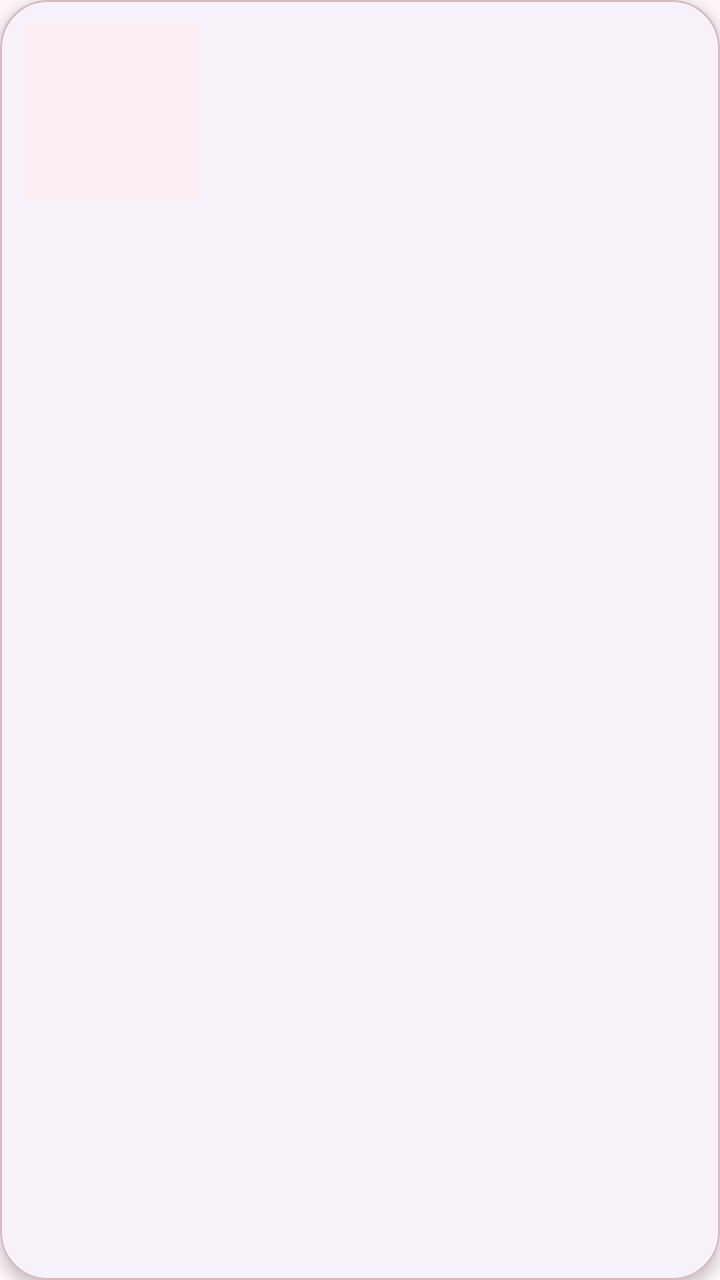
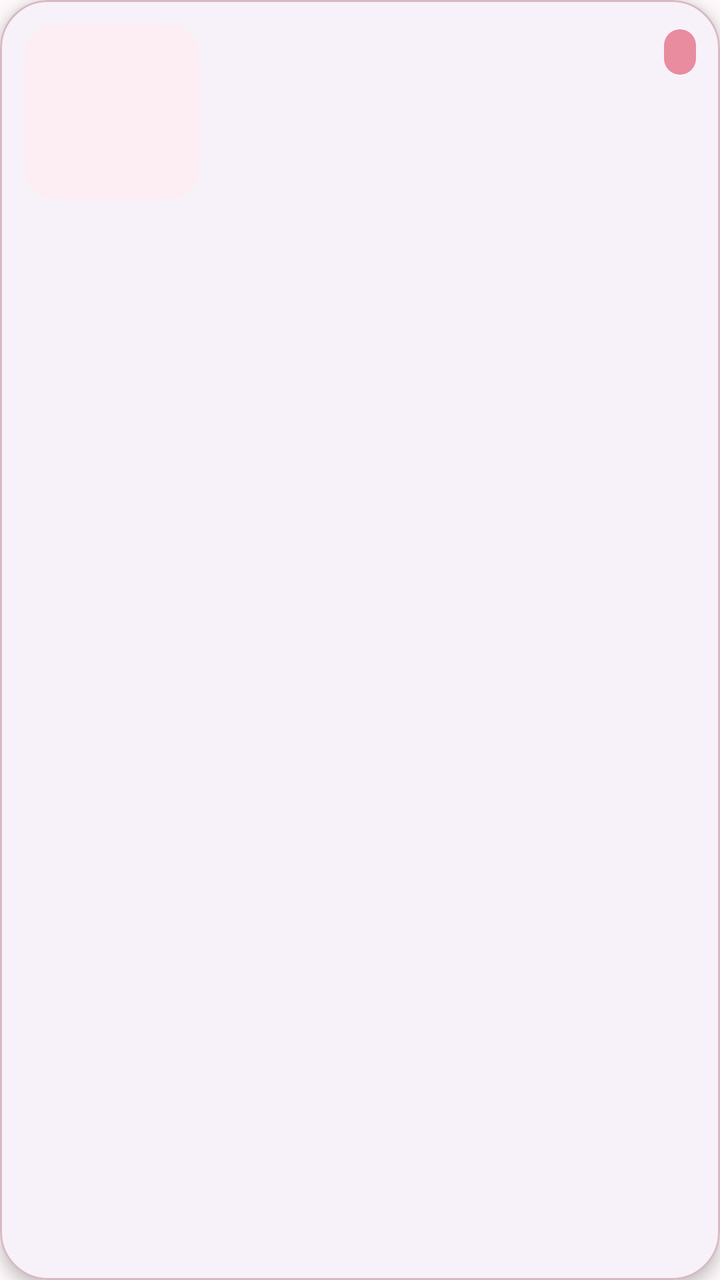

Two renders of the same Android screen: before a commit and after it. Below are the layout's source before the change and the commit's diff.
<!-- AndroidManifest.xml: application theme Theme.HearthPaw -->
<!-- res/layout/item_pet.xml -->
<?xml version="1.0" encoding="utf-8"?>
<com.google.android.material.card.MaterialCardView xmlns:android="http://schemas.android.com/apk/res/android"
    xmlns:app="http://schemas.android.com/apk/res-auto"
    android:layout_width="match_parent"
    android:layout_height="wrap_content"
    android:layout_marginHorizontal="16dp"
    android:layout_marginVertical="8dp"
    android:background="@drawable/bg_soft_card"
    app:cardCornerRadius="24dp"
    app:cardElevation="4dp"
    app:strokeWidth="1dp"
    app:strokeColor="@color/hearthpaw_outline">

    <LinearLayout
        android:layout_width="match_parent"
        android:layout_height="wrap_content"
        android:orientation="horizontal"
        android:padding="12dp">

        <ImageView
            android:id="@+id/item_pet_photo"
            android:layout_width="88dp"
            android:layout_height="88dp"
            android:layout_marginEnd="12dp"
            android:background="@color/hearthpaw_card_soft"
            android:contentDescription="@string/pet_photo_description"
            android:scaleType="centerCrop" />

        <LinearLayout
            android:layout_width="0dp"
            android:layout_height="wrap_content"
            android:layout_weight="1"
            android:orientation="vertical"
            android:paddingTop="2dp">

            <TextView
                android:id="@+id/item_pet_name"
                android:layout_width="match_parent"
                android:layout_height="wrap_content"
                android:textColor="@color/hearthpaw_on_primary_container"
                android:textSize="18sp"
                android:textStyle="bold" />

            <TextView
                android:id="@+id/item_pet_status"
                android:layout_width="match_parent"
                android:layout_height="wrap_content"
                android:layout_marginTop="4dp"
                android:textColor="@color/hearthpaw_text_soft"
                android:textStyle="bold" />

            <TextView
                android:id="@+id/item_pet_description"
                android:layout_width="match_parent"
                android:layout_height="wrap_content"
                android:layout_marginTop="8dp"
                android:ellipsize="end"
                android:maxLines="2"
                android:textColor="@color/hearthpaw_text_soft" />

        </LinearLayout>
    </LinearLayout>

</com.google.android.material.card.MaterialCardView>
<!-- resources referenced by this layout -->
<resources>
  <color name="hearthpaw_card_soft">#FFFCEEF2</color>
  <color name="hearthpaw_on_primary_container">#FF4A2430</color>
  <color name="hearthpaw_outline">#FFD8B9C1</color>
  <color name="hearthpaw_text_soft">#FF6B5963</color>
  <!-- drawable bg_soft_card (drawable) -->
  <?xml version="1.0" encoding="utf-8"?>
  <shape xmlns:android="http://schemas.android.com/apk/res/android" android:shape="rectangle">
      <solid android:color="#FFFFFFFF" />
      <corners android:radius="24dp" />
      <stroke
          android:width="1dp"
          android:color="#FFF1CDD7" />
  </shape>
  <string name="pet_photo_description">Pet photo</string>
  <style name="Theme.HearthPaw" parent="Base.Theme.HearthPaw" />
  <style name="Base.Theme.HearthPaw" parent="Theme.Material3.DayNight.NoActionBar">
          <item name="colorPrimary">@color/hearthpaw_primary</item>
          <item name="colorOnPrimary">@color/hearthpaw_on_primary</item>
          <item name="colorPrimaryContainer">@color/hearthpaw_primary_container</item>
          <item name="colorOnPrimaryContainer">@color/hearthpaw_on_primary_container</item>
          <item name="colorSecondary">@color/hearthpaw_secondary</item>
          <item name="colorOnSecondary">@color/hearthpaw_on_secondary</item>
          <item name="colorSecondaryContainer">@color/hearthpaw_secondary_container</item>
          <item name="colorOnSecondaryContainer">@color/hearthpaw_on_secondary_container</item>
          <item name="colorTertiary">@color/hearthpaw_tertiary</item>
          <item name="colorSurface">@color/hearthpaw_surface</item>
          <item name="colorSurfaceVariant">@color/hearthpaw_surface_variant</item>
          <item name="colorOutline">@color/hearthpaw_outline</item>
          <item name="android:colorBackground">@color/hearthpaw_background</item>
          <item name="android:statusBarColor">@color/hearthpaw_primary_container</item>
          <item name="android:navigationBarColor">@color/hearthpaw_background</item>
          <item name="android:windowLightStatusBar">false</item>
          <item name="materialCardViewStyle">@style/Widget.HearthPaw.Card</item>
          <item name="materialButtonStyle">@style/Widget.HearthPaw.Button</item>
      </style>
  <color name="hearthpaw_primary">#FFEA8C9F</color>
  <color name="hearthpaw_on_primary">#FFFFFFFF</color>
  <color name="hearthpaw_primary_container">#FFFFE2E8</color>
  <color name="hearthpaw_secondary">#FF7CCFB5</color>
  <color name="hearthpaw_on_secondary">#FF0F2A25</color>
  <color name="hearthpaw_secondary_container">#FFE7F7F0</color>
  <color name="hearthpaw_on_secondary_container">#FF12382F</color>
  <color name="hearthpaw_tertiary">#FFF0B76B</color>
  <color name="hearthpaw_surface">#FFFFFBFD</color>
  <color name="hearthpaw_surface_variant">#FFF4E8EC</color>
  <color name="hearthpaw_background">#FFFFF8FA</color>
  <style name="Widget.HearthPaw.Card" parent="Widget.Material3.CardView.Elevated">
          <item name="cardCornerRadius">24dp</item>
          <item name="cardElevation">2dp</item>
      </style>
  <style name="Widget.HearthPaw.Button" parent="Widget.Material3.Button">
          <item name="cornerRadius">22dp</item>
      </style>
</resources>

<!-- the commit's change to res/layout/item_pet.xml (unified diff, before → after) -->
@@ -5,7 +5,6 @@
     android:layout_height="wrap_content"
     android:layout_marginHorizontal="16dp"
     android:layout_marginVertical="8dp"
-    android:background="@drawable/bg_soft_card"
     app:cardCornerRadius="24dp"
     app:cardElevation="4dp"
     app:strokeWidth="1dp"
@@ -17,14 +16,22 @@
         android:orientation="horizontal"
         android:padding="12dp">
 
-        <ImageView
-            android:id="@+id/item_pet_photo"
+        <com.google.android.material.card.MaterialCardView
             android:layout_width="88dp"
             android:layout_height="88dp"
             android:layout_marginEnd="12dp"
-            android:background="@color/hearthpaw_card_soft"
-            android:contentDescription="@string/pet_photo_description"
-            android:scaleType="centerCrop" />
+            app:cardCornerRadius="16dp"
+            app:cardElevation="0dp">
+
+            <ImageView
+                android:id="@+id/item_pet_photo"
+                android:layout_width="match_parent"
+                android:layout_height="match_parent"
+                android:background="@color/hearthpaw_card_soft"
+                android:contentDescription="@string/pet_photo_description"
+                android:scaleType="centerCrop" />
+
+        </com.google.android.material.card.MaterialCardView>
 
         <LinearLayout
             android:layout_width="0dp"
@@ -33,21 +40,34 @@
             android:orientation="vertical"
             android:paddingTop="2dp">
 
-            <TextView
-                android:id="@+id/item_pet_name"
+            <LinearLayout
                 android:layout_width="match_parent"
                 android:layout_height="wrap_content"
-                android:textColor="@color/hearthpaw_on_primary_container"
-                android:textSize="18sp"
-                android:textStyle="bold" />
+                android:gravity="center_vertical"
+                android:orientation="horizontal">
 
-            <TextView
-                android:id="@+id/item_pet_status"
-                android:layout_width="match_parent"
-                android:layout_height="wrap_content"
-                android:layout_marginTop="4dp"
-                android:textColor="@color/hearthpaw_text_soft"
-                android:textStyle="bold" />
+                <TextView
+                    android:id="@+id/item_pet_name"
+                    android:layout_width="0dp"
+                    android:layout_height="wrap_content"
+                    android:layout_weight="1"
+                    android:textColor="@color/hearthpaw_on_primary_container"
+                    android:textSize="18sp"
+                    android:textStyle="bold" />
+
+                <TextView
+                    android:id="@+id/item_pet_status"
+                    android:layout_width="wrap_content"
+                    android:layout_height="wrap_content"
+                    android:background="@drawable/bg_soft_button"
+                    android:paddingHorizontal="8dp"
+                    android:paddingVertical="4dp"
+                    android:textAllCaps="true"
+                    android:textColor="@color/hearthpaw_primary"
+                    android:textSize="11sp"
+                    android:textStyle="bold" />
+
+            </LinearLayout>
 
             <TextView
                 android:id="@+id/item_pet_description"
<!-- resource entries referenced after the edit -->
@@ -4,14 +4,11 @@
   <color name="hearthpaw_on_primary_container">#FF4A2430</color>
   <color name="hearthpaw_outline">#FFD8B9C1</color>
   <color name="hearthpaw_text_soft">#FF6B5963</color>
-  <!-- drawable bg_soft_card (drawable) -->
+  <!-- drawable bg_soft_button (drawable) -->
   <?xml version="1.0" encoding="utf-8"?>
   <shape xmlns:android="http://schemas.android.com/apk/res/android" android:shape="rectangle">
-      <solid android:color="#FFFFFFFF" />
-      <corners android:radius="24dp" />
-      <stroke
-          android:width="1dp"
-          android:color="#FFF1CDD7" />
+      <solid android:color="#FFEA8C9F" />
+      <corners android:radius="22dp" />
   </shape>
   <string name="pet_photo_description">Pet photo</string>
   <style name="Theme.HearthPaw" parent="Base.Theme.HearthPaw" />
